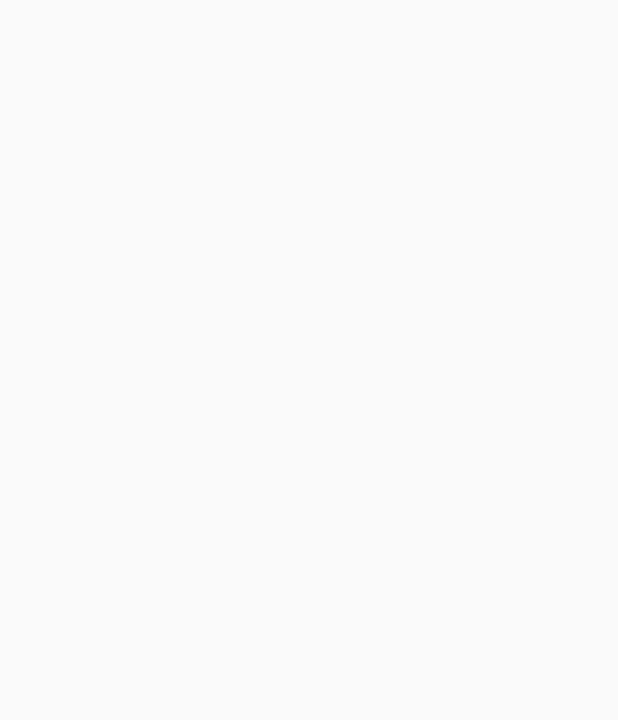
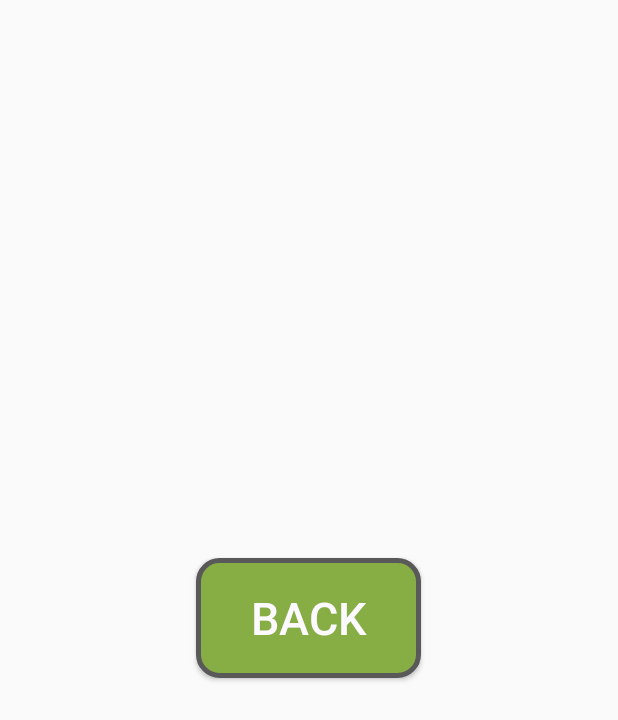
Before and after one commit to KennyWibowo/Flippy, an Android app: the GameActivity screen opened directly, with no data from a screen before it, on a phone screen of 412 x 824 dp. Before the commit the part shown is empty. Shown: the top 720 px of the screen. Run offline under Robolectric (Android 15) with nearby library versions, the phone set to English and light mode, and no system bars.

Commit message:
Change buttons to dedicated methods

```diff
--- a/app/src/main/java/com/helloworld/kenny/flippy/GameActivity.java
+++ b/app/src/main/java/com/helloworld/kenny/flippy/GameActivity.java
@@ -1,13 +1,31 @@
 package com.helloworld.kenny.flippy;
 
+import android.content.Intent;
 import android.support.v7.app.AppCompatActivity;
 import android.os.Bundle;
+import android.view.View;
+import android.widget.Button;
 
 public class GameActivity extends AppCompatActivity {
+
+    Button backButton;
 
     @Override
     protected void onCreate(Bundle savedInstanceState) {
         super.onCreate(savedInstanceState);
         setContentView(R.layout.activity_game);
+
+        backButton = (Button) this.findViewById(R.id.back_button);
+
+        /*backButton.setOnClickListener(new View.OnClickListener() {
+            public void onClick(View v) {
+
+            }
+        });*/
+    }
+
+    public void clickBackButton(View view) {
+        Intent i = new Intent(GameActivity.this, MainActivity.class);
+        startActivity(i);
     }
 }
--- a/app/src/main/res/layout/activity_game.xml
+++ b/app/src/main/res/layout/activity_game.xml
@@ -1,6 +1,17 @@
 <?xml version="1.0" encoding="utf-8"?>
-<LinearLayout xmlns:android="http://schemas.android.com/apk/res/android"
+<RelativeLayout xmlns:android="http://schemas.android.com/apk/res/android"
     android:layout_width="match_parent"
     android:layout_height="match_parent">
-
-</LinearLayout>
+    <Button
+        android:id="@+id/back_button"
+        android:layout_width="150dp"
+        android:layout_height="80dp"
+        android:layout_centerHorizontal="true"
+        android:layout_centerVertical="true"
+        android:background="@drawable/buttonshape"
+        android:text="@string/back"
+        android:textColor="#FCFAFF"
+        android:textSize="30sp"
+        android:layout_gravity="center"
+        android:onClick="clickBackButton"/>
+</RelativeLayout>
--- a/app/src/main/res/layout/activity_main.xml
+++ b/app/src/main/res/layout/activity_main.xml
@@ -56,6 +56,7 @@
         android:background="@drawable/buttonshape"
         android:textColor="#FCFAFF"
         android:textSize="30sp"/>
+        android:onClick="clickPlayButton"/>
 
 
     <Button
@@ -79,9 +80,8 @@
         android:layout_marginTop="28dp"
         android:background="@drawable/buttonshape"
         android:text="@string/instructions"
-        android:textColor="@android:color/white" />
-        android:onClick="giveInstructions"
-        android:id="@+id/button" />
+        android:textColor="@android:color/white"
+        android:onClick="clickHowToButton"/>
 
 
 </RelativeLayout>
--- a/app/src/main/res/values/strings.xml
+++ b/app/src/main/res/values/strings.xml
@@ -6,6 +6,7 @@
     <string name = "return_button">Main Menu</string>
     <string name = "settings">Settings</string>
     <string name = "instructions">How to Play</string>
+    <string name = "back">Back</string>
     <string name="directions"> Objective \n \n Clear the board without flipping a tile that contains a dragon. You will receive a score
     multiplier based on the value of the tile you choose to reveal. \n \n \n GIT GUD KID</string>
 </resources>
```
Also changed, not shown: app/src/main/java/com/helloworld/kenny/flippy/MainActivity.java (+9 -12 lines).
